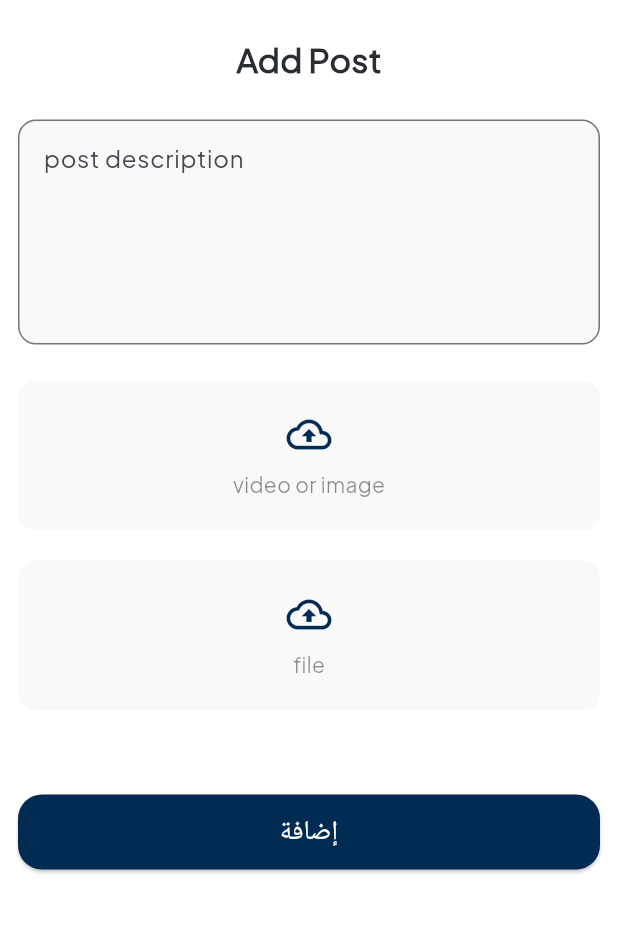
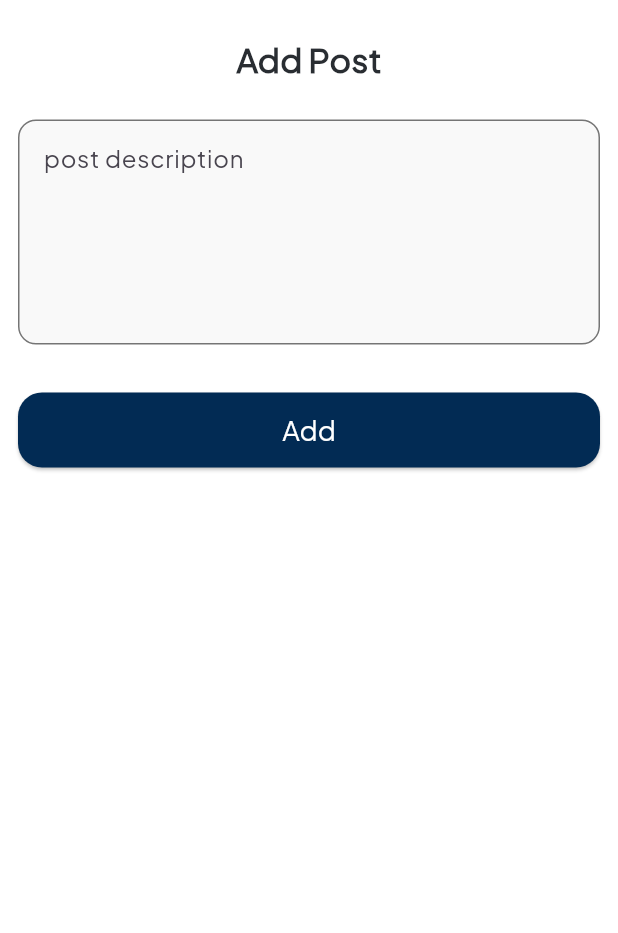
Before and after one commit to AhmedYasserww/grade-project, a Flutter app: the AddPostScreen screen opened directly, on a phone screen of 412 x 824 dp, the part 125-1058 px from its top. Run offline on Flutter 3.47's test engine with Material 3 defaults, Android fonts, the phone set to English and light mode, and no system bars; our stand-ins replace bloc, dartz, dio, flutter_bloc, flutter_svg, get and 3 more; accounts and stored records are empty; network calls fail; project files that could hold a hidden picture were left out.

Commit message:
finish add post successfully

```diff
--- a/lib/core/network/download_and_open_file.dart
+++ b/lib/core/network/download_and_open_file.dart
@@ -5,7 +5,7 @@ import 'package:open_file/open_file.dart';
 import 'package:path_provider/path_provider.dart';
 
 Future<void> downloadAndOpenFile(BuildContext context, String relativeUrl) async {
-  final baseUrl = "https://87aec180fb58.ngrok-free.app/storage/";
+  final baseUrl = "https://1ea7da0026ea.ngrok-free.app/storage/";
   final fullUrl = baseUrl + relativeUrl;
 
   try {
--- a/lib/core/services/service_locator.dart
+++ b/lib/core/services/service_locator.dart
@@ -3,6 +3,8 @@
 import 'package:dio/dio.dart';
 import 'package:get_it/get_it.dart';
 import 'package:untitled6/core/services/api_service.dart';
+import 'package:untitled6/features/demonstrator/data/repo/add_post_repo.dart';
+import 'package:untitled6/features/demonstrator/data/repo/add_post_repo_imp.dart';
 import 'package:untitled6/features/management/data/repo/all_pending_users_repo_imp.dart';
 import 'package:untitled6/features/students/data/repos/all_courses_repo/all_courses_repo_imp.dart';
 import 'package:untitled6/features/students/data/repos/all_doctor_repo/all_doctor_repo_imp.dart';
@@ -24,7 +26,8 @@ void setupServiceLocator() {
   getIt.registerSingleton<AllPendingUsersRepoImp>(AllPendingUsersRepoImp(apiService:getIt.get<ApiService>(),
   ));
 
-
+  getIt.registerSingleton<AddPostRepo>(AddPostRepoImpl(apiService:getIt.get<ApiService>(),
+  ));
 
 
 }
--- /dev/null
+++ b/lib/features/demonstrator/data/repo/add_post_repo.dart
@@ -0,0 +1,6 @@
+import 'package:dartz/dartz.dart';
+import '../../../../core/errors/faluire.dart';
+
+abstract class AddPostRepo {
+  Future<Either<Failure, Unit>> addPost(String content);
+}
--- /dev/null
+++ b/lib/features/demonstrator/ui/manager/add_post_cubit/add_post_cubit.dart
@@ -0,0 +1,38 @@
+import 'package:bloc/bloc.dart';
+import 'package:flutter/material.dart';
+import 'package:meta/meta.dart';
+import 'package:untitled6/features/demonstrator/data/repo/add_post_repo.dart';
+
+part 'add_post_state.dart';
+
+class AddPostCubit extends Cubit<AddPostState> {
+  final AddPostRepo addPostRepo;
+
+  AddPostCubit(this.addPostRepo) : super(AddPostInitial());
+
+  Future<void> addPost(String content, BuildContext context) async {
+    emit(AddPostLoading());
+
+    final result = await addPostRepo.addPost(content);
+    result.fold(
+          (failure) {
+        ScaffoldMessenger.of(context).showSnackBar(
+          SnackBar(
+            content: Text('❌ Failed to add post: ${failure.errorMessage}'),
+            backgroundColor: Colors.red,
+          ),
+        );
+        emit(AddPostFailure(errorMessage: failure.errorMessage));
+      },
+          (_) {
+        ScaffoldMessenger.of(context).showSnackBar(
+          const SnackBar(
+            content: Text('✅ Post added successfully'),
+            backgroundColor: Colors.green,
+          ),
+        );
+        emit(AddPostSuccess());
+      },
+    );
+  }
+}
--- /dev/null
+++ b/lib/features/demonstrator/ui/manager/add_post_cubit/add_post_state.dart
@@ -0,0 +1,14 @@
+part of 'add_post_cubit.dart';
+
+@immutable
+sealed class AddPostState {}
+
+final class AddPostInitial extends AddPostState {}
+
+final class AddPostLoading extends AddPostState {}
+final class AddPostSuccess extends AddPostState {}
+final class AddPostFailure extends AddPostState {
+  final String errorMessage;
+
+  AddPostFailure({required this.errorMessage});
+}
--- a/lib/features/doctors/ui/AddLectureScreen.dart
+++ b/lib/features/doctors/ui/AddLectureScreen.dart
@@ -70,7 +70,7 @@ class _AddLectureScreenState extends State<AddLectureScreen> {
                 UploadContainer(text:"file"),
                 const SizedBox(height:32),
                 const SizedBox(height: 24),
-                CustomElevatedbuttonAddlecturescreen(),
+            //    CustomElevatedbuttonAddlecturescreen(),
               ],
             ),
           ),
--- a/lib/features/doctors/ui/AddPostScreen.dart
+++ b/lib/features/doctors/ui/AddPostScreen.dart
@@ -1,7 +1,10 @@
 // ignore_for_file: file_names
 
 import 'package:flutter/material.dart';
-import 'package:untitled6/features/doctors/ui/widgets/Custom_UploadContainer.dart';
+import 'package:flutter_bloc/flutter_bloc.dart';
+import 'package:untitled6/core/services/service_locator.dart';
+import 'package:untitled6/features/demonstrator/data/repo/add_post_repo.dart';
+import 'package:untitled6/features/demonstrator/ui/manager/add_post_cubit/add_post_cubit.dart';
 import 'package:untitled6/features/doctors/ui/widgets/custom_ElevatedButton_AddLectureScreen.dart';
 import 'package:untitled6/features/doctors/ui/widgets/custom_TextField_PostDescription_AddPostScreen.dart';
 import 'package:untitled6/features/doctors/ui/widgets/custom_TopBar_Welome_AddLectureScreen.dart';
@@ -17,9 +20,23 @@ class AddPostScreen extends StatefulWidget {
 }
 
 class _AddPostScreenState extends State<AddPostScreen> {
+  late TextEditingController _contentController;
+@override
+void initState() {
+  _contentController = TextEditingController();
+    super.initState();
+  }
+  @override
+  void dispose() {
+    _contentController.dispose();
+    super.dispose();
+  }
+
   @override
   Widget build(BuildContext context) {
-    return Scaffold(
+    return BlocProvider(
+      create: (_) => AddPostCubit(getIt.get<AddPostRepo>()),
+      child: Scaffold(
         backgroundColor: Colors.white,
         body: SafeArea(
           child: SingleChildScrollView(
@@ -27,19 +44,22 @@ class _AddPostScreenState extends State<AddPostScreen> {
               padding: const EdgeInsets.all(12.0),
               child: Column(
                 children: [
-                CustomTopbarWelomeAddlecturescreen(text1: '👋 ${widget.userName}'),
+                  CustomTopbarWelomeAddlecturescreen(
+                    text1: '👋 ${widget.userName}',
+                  ),
                   const SizedBox(height: 24),
-                CustomName(text:"Add Post"),
+                  const CustomName(text: "Add Post"),
                   const SizedBox(height: 25),
-                CustomTextfieldPostdescriptionAddpostscreen(text: "post description"),
-                const SizedBox(height:24),
-                UploadContainer(text:"video or image"),
-                const SizedBox(height:20),
-                UploadContainer(text: "file"),
+                  CustomTextfieldPostdescriptionAddpostscreen(
+                    hintText: "post description",
+                    controller: _contentController,
+                  ),
                   const SizedBox(height: 32),
-                const SizedBox(height:24),
-                CustomElevatedbuttonAddlecturescreen(),
+                  CustomElevatedbuttonAddlecturescreen(
+                    contentController: _contentController,
+                  ),
                 ],
+              ),
             ),
           ),
         ),
--- a/lib/features/doctors/ui/widgets/custom_ElevatedButton_AddLectureScreen.dart
+++ b/lib/features/doctors/ui/widgets/custom_ElevatedButton_AddLectureScreen.dart
@@ -1,28 +1,44 @@
 // ignore_for_file: file_names
 
 import 'package:flutter/material.dart';
-
+import 'package:flutter_bloc/flutter_bloc.dart';
+import 'package:untitled6/features/demonstrator/ui/manager/add_post_cubit/add_post_cubit.dart';
 
 class CustomElevatedbuttonAddlecturescreen extends StatelessWidget {
-  const CustomElevatedbuttonAddlecturescreen({super.key});
+  final TextEditingController contentController;
+
+  const CustomElevatedbuttonAddlecturescreen({
+    super.key,
+    required this.contentController,
+  });
 
   @override
   Widget build(BuildContext context) {
-    return  SizedBox(
+    return SizedBox(
       width: double.infinity,
       height: 50,
       child: ElevatedButton(
         onPressed: () {
-
+          final content = contentController.text.trim();
+          if (content.isNotEmpty) {
+            context.read<AddPostCubit>().addPost(content, context);
+          } else {
+            ScaffoldMessenger.of(context).showSnackBar(
+              const SnackBar(
+                content: Text("⚠️ Post content cannot be empty"),
+                backgroundColor: Colors.orange,
+              ),
+            );
+          }
         },
         style: ElevatedButton.styleFrom(
-          backgroundColor: Color(0xFF022B54),
+          backgroundColor: const Color(0xFF022B54),
           shape: RoundedRectangleBorder(
             borderRadius: BorderRadius.circular(16),
           ),
         ),
-        child: Text(
-          "إضافة",
+        child: const Text(
+          "Add",
           style: TextStyle(fontSize: 18, color: Colors.white),
         ),
       ),
--- a/lib/features/doctors/ui/widgets/custom_TextField_PostDescription_AddPostScreen.dart
+++ b/lib/features/doctors/ui/widgets/custom_TextField_PostDescription_AddPostScreen.dart
@@ -4,8 +4,9 @@ import 'package:flutter/material.dart';
 
 
 class CustomTextfieldPostdescriptionAddpostscreen extends StatelessWidget {
-  const CustomTextfieldPostdescriptionAddpostscreen({super.key, required this.text});
-final String text;
+  const CustomTextfieldPostdescriptionAddpostscreen({super.key, required this.hintText,required this.controller});
+final String hintText;
+  final TextEditingController controller;
   @override
   Widget build(BuildContext context) {
     return Container(
@@ -18,8 +19,9 @@ final String text;
         border: Border.all(color: Colors.grey.shade600),
       ),
       child: TextField(
+        controller: controller,
         decoration: InputDecoration(
-          hintText: text,
+          hintText: hintText,
           border: InputBorder.none,
         ),
         maxLines: null,
--- a/lib/features/management/ui/add_old_materialn_management.dart
+++ b/lib/features/management/ui/add_old_materialn_management.dart
@@ -4,7 +4,6 @@ import 'package:flutter/material.dart';
 import 'package:untitled6/features/doctors/ui/widgets/CustomDropdown.dart';
 import 'package:untitled6/features/doctors/ui/widgets/CustomTextField.dart';
 import 'package:untitled6/features/doctors/ui/widgets/Custom_UploadContainer.dart';
-import 'package:untitled6/features/doctors/ui/widgets/custom_ElevatedButton_AddLectureScreen.dart';
 import 'package:untitled6/features/doctors/ui/widgets/custom_TopBar_Welome_AddLectureScreen.dart';
 import 'package:untitled6/features/doctors/ui/widgets/custom_name_Add%20a%20lecture_AddLectureScreen.dart';
 
@@ -69,7 +68,7 @@ class _AddOldMaterialnManagementState extends State<AddOldMaterialnManagement> {
                 const SizedBox(height: 25),
                 UploadContainer(text: "file"),
                 SizedBox(height: 110,),
-                CustomElevatedbuttonAddlecturescreen(),
+               // CustomElevatedbuttonAddlecturescreen(),
               ],
             ),
           ),
--- a/lib/main.dart
+++ b/lib/main.dart
@@ -1,7 +1,7 @@
 import 'package:flutter/material.dart';
 import 'package:get/get_navigation/src/root/get_material_app.dart';
 import 'package:untitled6/core/services/service_locator.dart';
-import 'package:untitled6/features/management/ui/home_management.dart';
+import 'package:untitled6/features/students/ui/Bottom_nav_bar.dart';
 
 void main() {
   setupServiceLocator();
@@ -22,7 +22,7 @@ class MyApp extends StatelessWidget {
           scaffoldBackgroundColor: Colors.white,
           appBarTheme: const AppBarTheme(color: Colors.white)),
       debugShowCheckedModeBanner: false,
-      home: const HomeManagement(),
+      home:  BottonNavBtn(),
     );
   }
 }
```
Also changed, not shown: lib/core/services/api_service.dart (+25 -2 lines), lib/features/demonstrator/data/repo/add_post_repo_imp.dart (added, +26 -0 lines), lib/features/doctors/ui/AddTaskScreen.dart (+4 -6 lines). Lines whose indentation alone changed are shown as unchanged.
